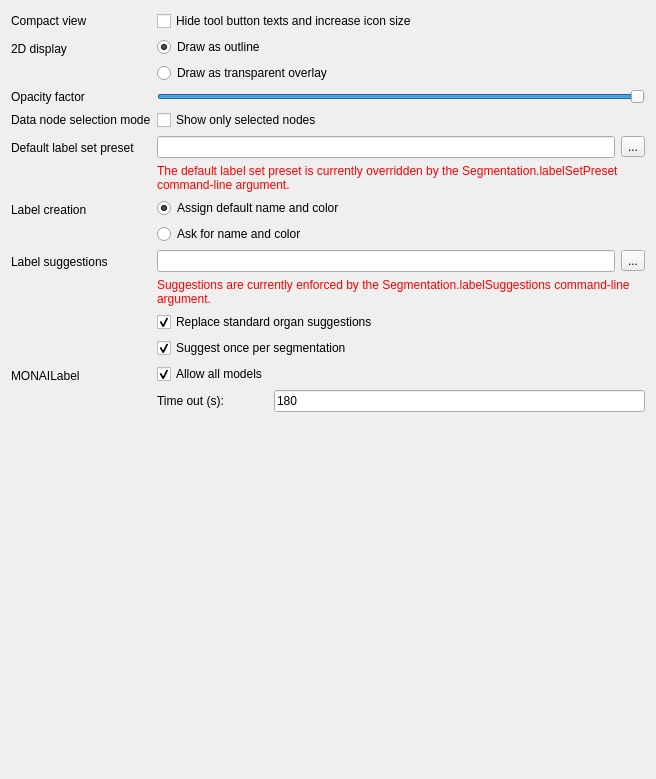
First picture: the form in Plugins/org.mitk.gui.qt.segmentation/src/QmitkSegmentationPreferencePageControls.ui, repository MITK/MITK, before the edit.
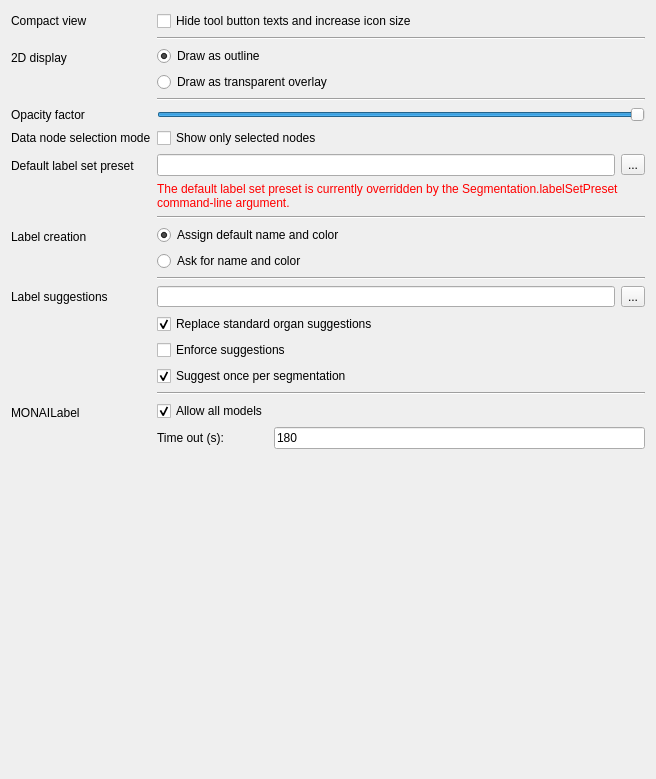
Second picture: the form after the edit.

Commit message:
Added first version of LabelSuggestionHelper. It encapsulates all logic needed to parse suggestion information and provide valid suggestions given the current preferences, the label suggestion meta properties (e.g. occurrence limit) and a given segmentation.
+ adapted preference page accordingly

Diff of the .ui file:
```diff
--- a/Plugins/org.mitk.gui.qt.segmentation/src/QmitkSegmentationPreferencePageControls.ui
+++ b/Plugins/org.mitk.gui.qt.segmentation/src/QmitkSegmentationPreferencePageControls.ui
@@ -28,14 +28,14 @@
      </property>
     </widget>
    </item>
-   <item row="1" column="0">
+   <item row="2" column="0">
     <widget class="QLabel" name="displayLabel">
      <property name="text">
       <string>2D display</string>
      </property>
     </widget>
    </item>
-   <item row="1" column="1">
+   <item row="2" column="1">
     <layout class="QVBoxLayout" name="displayOptionsLayout">
      <item>
       <widget class="QRadioButton" name="outlineRadioButton">
@@ -62,14 +62,34 @@
      </item>
     </layout>
    </item>
-   <item row="3" column="0">
+   <item row="4" column="0">
+    <widget class="QLabel" name="opacityFactorLabel">
+     <property name="text">
+      <string>Opacity factor</string>
+     </property>
+    </widget>
+   </item>
+   <item row="4" column="1">
+    <widget class="QSlider" name="opacityFactorSlider">
+     <property name="maximum">
+      <number>100</number>
+     </property>
+     <property name="value">
+      <number>100</number>
+     </property>
+     <property name="orientation">
+      <enum>Qt::Horizontal</enum>
+     </property>
+    </widget>
+   </item>
+   <item row="5" column="0">
     <widget class="QLabel" name="selectionModeLabel">
      <property name="text">
       <string>Data node selection mode</string>
      </property>
     </widget>
    </item>
-   <item row="3" column="1">
+   <item row="5" column="1">
     <widget class="QCheckBox" name="selectionModeCheckBox">
      <property name="toolTip">
       <string>If checked the segmentation plugin ensures that only the selected segmentation and the reference image are visible at one time.</string>
@@ -79,14 +99,14 @@
      </property>
     </widget>
    </item>
-   <item row="4" column="0">
+   <item row="6" column="0">
     <widget class="QLabel" name="labelSetPresetLabel">
      <property name="text">
       <string>Default label set preset</string>
      </property>
     </widget>
    </item>
-   <item row="4" column="1">
+   <item row="6" column="1">
     <layout class="QGridLayout" name="gridLayout">
      <item row="0" column="0">
       <widget class="QLineEdit" name="labelSetPresetLineEdit">
@@ -117,14 +137,14 @@
      </item>
     </layout>
    </item>
-   <item row="5" column="0">
+   <item row="8" column="0">
     <widget class="QLabel" name="labelCreationLabel">
      <property name="text">
       <string>Label creation</string>
      </property>
     </widget>
    </item>
-   <item row="5" column="1">
+   <item row="8" column="1">
     <layout class="QVBoxLayout" name="verticalLayout">
      <item>
       <widget class="QRadioButton" name="defaultNameRadioButton">
@@ -151,22 +171,15 @@
      </item>
     </layout>
    </item>
-   <item row="6" column="0">
+   <item row="10" column="0">
     <widget class="QLabel" name="labelSuggestions">
      <property name="text">
       <string>Label suggestions</string>
      </property>
     </widget>
    </item>
-   <item row="6" column="1">
+   <item row="10" column="1">
     <layout class="QGridLayout" name="gridLayout_2">
-     <item row="0" column="0">
-      <widget class="QLineEdit" name="suggestionsLineEdit">
-       <property name="clearButtonEnabled">
-        <bool>true</bool>
-       </property>
-      </widget>
-     </item>
      <item row="0" column="1">
       <widget class="QToolButton" name="suggestionsToolButton">
        <property name="text">
@@ -174,22 +187,16 @@
        </property>
       </widget>
      </item>
-     <item row="1" column="0" colspan="2">
-      <widget class="QLabel" name="suggestionsCmdLineArgLabel">
-       <property name="text">
-        <string>&lt;html&gt;&lt;head/&gt;&lt;body&gt;&lt;p&gt;&lt;span style=&quot; color:#ff0000;&quot;&gt;Suggestions are currently enforced by the &lt;/span&gt;&lt;span style=&quot; font-family:'Courier New'; color:#ff0000;&quot;&gt;Segmentation.labelSuggestions&lt;/span&gt;&lt;span style=&quot; color:#ff0000;&quot;&gt; command-line argument.&lt;/span&gt;&lt;/p&gt;&lt;/body&gt;&lt;/html&gt;</string>
-       </property>
-       <property name="textFormat">
-        <enum>Qt::RichText</enum>
-       </property>
-       <property name="wordWrap">
+     <item row="0" column="0">
+      <widget class="QLineEdit" name="suggestionsLineEdit">
+       <property name="clearButtonEnabled">
         <bool>true</bool>
        </property>
       </widget>
      </item>
     </layout>
    </item>
-   <item row="7" column="1">
+   <item row="11" column="1">
     <widget class="QCheckBox" name="replaceStandardSuggestionsCheckBox">
      <property name="text">
       <string>Replace standard organ suggestions</string>
@@ -199,7 +206,7 @@
      </property>
     </widget>
    </item>
-   <item row="8" column="1">
+   <item row="13" column="1">
     <widget class="QCheckBox" name="suggestOnceCheckBox">
      <property name="text">
       <string>Suggest once per segmentation</string>
@@ -209,14 +216,21 @@
      </property>
     </widget>
    </item>
-   <item row="9" column="0">
+   <item row="14" column="1">
+    <widget class="Line" name="line">
+     <property name="orientation">
+      <enum>Qt::Horizontal</enum>
+     </property>
+    </widget>
+   </item>
+   <item row="15" column="0">
     <widget class="QLabel" name="monaiLabel">
      <property name="text">
       <string>MONAILabel</string>
      </property>
     </widget>
    </item>
-   <item row="9" column="1">
+   <item row="15" column="1">
     <layout class="QGridLayout" name="gridLayout_3">
      <item row="0" column="0">
       <widget class="QCheckBox" name="allowAllModelsCheckBox">
@@ -253,7 +267,7 @@
      </item>
     </layout>
    </item>
-   <item row="10" column="1">
+   <item row="16" column="1">
     <spacer name="verticalSpacer">
      <property name="orientation">
       <enum>Qt::Vertical</enum>
@@ -266,23 +280,41 @@
      </property>
     </spacer>
    </item>
-   <item row="2" column="1">
-    <widget class="QSlider" name="opacityFactorSlider">
-     <property name="maximum">
-      <number>100</number>
+   <item row="9" column="1">
+    <widget class="Line" name="line_2">
+     <property name="orientation">
+      <enum>Qt::Horizontal</enum>
      </property>
-     <property name="value">
-      <number>100</number>
-     </property>
+    </widget>
+   </item>
+   <item row="7" column="1">
+    <widget class="Line" name="line_3">
      <property name="orientation">
       <enum>Qt::Horizontal</enum>
      </property>
     </widget>
    </item>
-   <item row="2" column="0">
-    <widget class="QLabel" name="opacityFactorLabel">
+   <item row="12" column="1">
+    <widget class="QCheckBox" name="enforceSuggestionsCheckBox">
+     <property name="toolTip">
+      <string>If activated label names must be a valid suggestion. No custom label names aer allowed.</string>
+     </property>
      <property name="text">
-      <string>Opacity factor</string>
+      <string>Enforce suggestions</string>
+     </property>
+    </widget>
+   </item>
+   <item row="3" column="1">
+    <widget class="Line" name="line_4">
+     <property name="orientation">
+      <enum>Qt::Horizontal</enum>
+     </property>
+    </widget>
+   </item>
+   <item row="1" column="1">
+    <widget class="Line" name="line_5">
+     <property name="orientation">
+      <enum>Qt::Horizontal</enum>
      </property>
     </widget>
    </item>
```
The commit also changes 4 other files.
